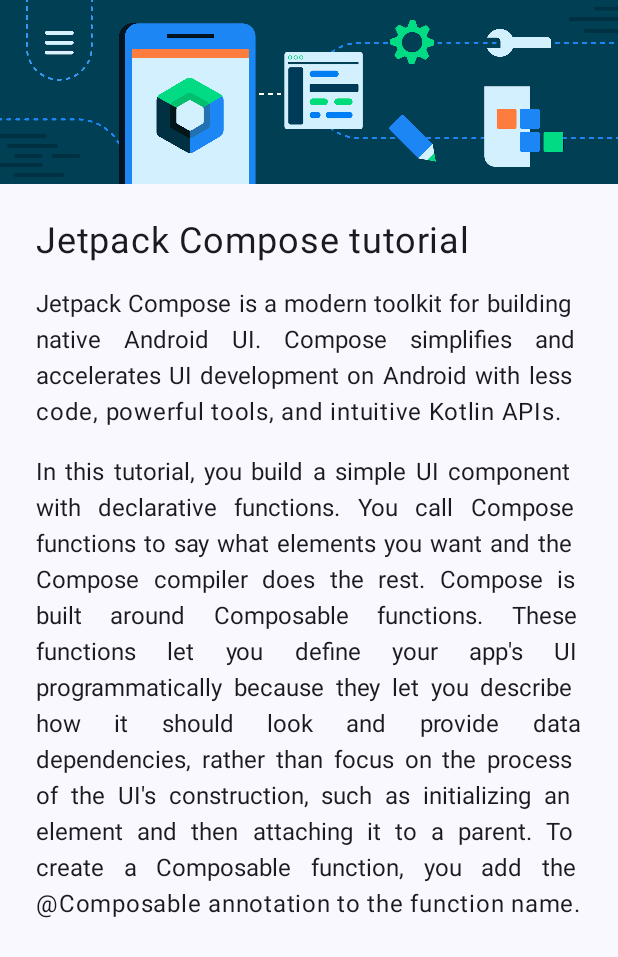
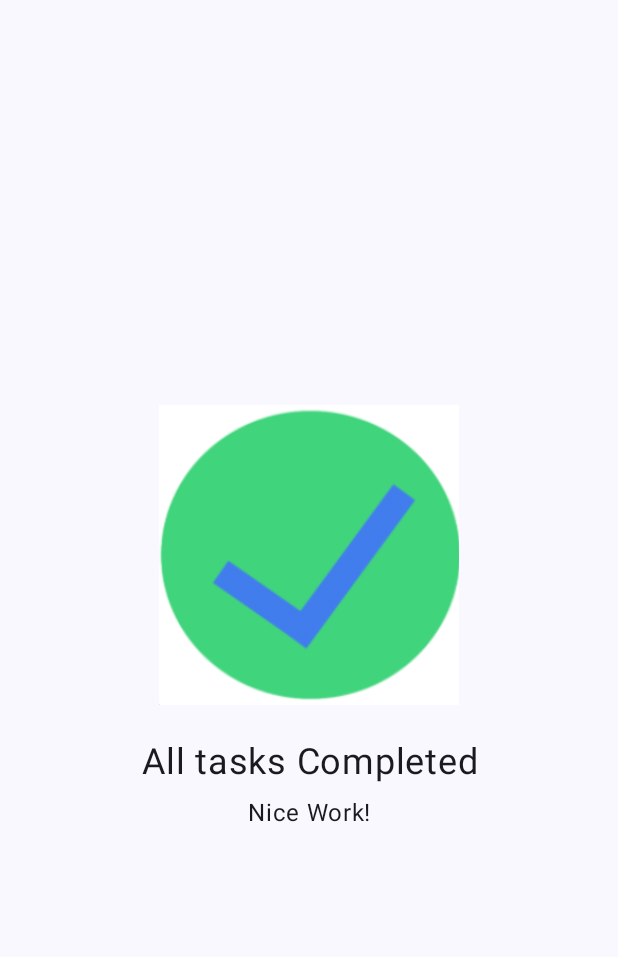
Before and after one commit to EndyCampos/jetpackcompose, an Android app built with Jetpack Compose: the screen it shows after launch (MainActivity), on a phone screen of 412 x 824 dp. Shown: the top 957 px of the screen. Run offline under Robolectric (Android 15) with nearby library versions, the phone set to English and light mode, and no system bars.

Commit message:
feat: diseño centrado con imagen y texto usando Column, Alignment.Center y Arrangement.Center

```diff
--- a/app/src/main/java/com/ecampos/curso_compose/MainActivity.kt
+++ b/app/src/main/java/com/ecampos/curso_compose/MainActivity.kt
@@ -5,14 +5,18 @@ import androidx.activity.ComponentActivity
 import androidx.activity.compose.setContent
 import androidx.activity.enableEdgeToEdge
 import androidx.compose.foundation.Image
-import androidx.compose.foundation.layout.Box
+import androidx.compose.foundation.layout.Arrangement
 import androidx.compose.foundation.layout.Column
+import androidx.compose.foundation.layout.Spacer
 import androidx.compose.foundation.layout.fillMaxSize
+import androidx.compose.foundation.layout.height
 import androidx.compose.foundation.layout.padding
+import androidx.compose.foundation.layout.size
 import androidx.compose.material3.MaterialTheme
 import androidx.compose.material3.Surface
 import androidx.compose.material3.Text
 import androidx.compose.runtime.Composable
+import androidx.compose.ui.Alignment
 import androidx.compose.ui.Modifier
 import androidx.compose.ui.layout.ContentScale
 import androidx.compose.ui.res.painterResource
@@ -33,9 +37,8 @@ class MainActivity : ComponentActivity() {
                     modifier = Modifier.fillMaxSize(),
                     color = MaterialTheme.colorScheme.background) {
                     GreetingImage(
-                        message = stringResource(R.string.jetpack_compose_tutorial),
-                        resume = stringResource(R.string.jetpack_compose_is_a_modern_toolkit),
-                        body = stringResource(R.string.msj_body)
+                        message1 = stringResource(R.string.all_tasks_completed),
+                        message2 = stringResource(R.string.nice_work)
                     )
 
                 }
@@ -45,53 +48,30 @@ class MainActivity : ComponentActivity() {
 }
 
 @Composable
-fun GreetingText(message: String, from: String, body: String, modifier: Modifier = Modifier) {
-    Column (
-        modifier = modifier
-            .fillMaxSize()
-            .padding(start= 16.dp, top = 16.dp)
-
-    ) {
-        Text(
-            text = message,
-            fontSize = 24.sp,
-            textAlign = TextAlign.Justify
-        )
-        Text(
-            text = from,
-            fontSize = 16.sp,
-            textAlign = TextAlign.Justify,
-            modifier = Modifier
-                .padding(top = 16.dp)
-
-        )
-        Text(
-            text = body,
-            fontSize = 16.sp,
-            textAlign = TextAlign.Justify,
-            modifier = Modifier
-                .padding(top = 16.dp)
-
-        )
-    }
-}
-
-@Composable
-fun GreetingImage(message: String, resume: String, body: String, modifier: Modifier = Modifier) {
-    val image = painterResource(R.drawable.bg_compose_background)
-    Column (modifier) {
+fun GreetingImage(message1: String, message2: String, modifier: Modifier = Modifier) {
+    val image = painterResource(R.drawable.circle)
+    Column ( modifier = modifier,
+        horizontalAlignment = Alignment.CenterHorizontally,
+        verticalArrangement = Arrangement.Center ) {
         Image(
             painter = image,
             contentDescription = null,
-            contentScale = ContentScale.FillWidth,
+            contentScale = ContentScale.Crop,
+            modifier = Modifier.size(200.dp)
         )
-        GreetingText(
-            message = message,
-            from = resume,
-            body=body,
-            modifier = Modifier
-                .fillMaxSize()
-                .padding(8.dp)
+        Spacer(modifier = Modifier.height(24.dp))
+
+        Text(
+            text = message1,
+            fontSize = 24.sp,
+            textAlign = TextAlign.Center,
+
+            )
+        Text(
+            text = message2,
+            fontSize = 16.sp,
+            textAlign = TextAlign.Center,
+            modifier = Modifier.padding(top = 8.dp)
         )
     }
 
@@ -102,9 +82,8 @@ fun GreetingImage(message: String, resume: String, body: String, modifier: Modif
 fun BirthdayCardPreview() {
     HappyBirthdayTheme {
         GreetingImage(
-            message = stringResource(R.string.jetpack_compose_tutorial),
-            resume = stringResource(R.string.jetpack_compose_is_a_modern_toolkit),
-            body = stringResource(R.string.msj_body)
+            message1 = stringResource(R.string.all_tasks_completed),
+            message2 = stringResource(R.string.nice_work)
         )
     }
 }
--- /dev/null
+++ b/app/src/main/res/drawable/outline_check_circle_24.xml
@@ -0,0 +1,5 @@
+<vector xmlns:android="http://schemas.android.com/apk/res/android" android:height="24dp" android:tint="#22A447" android:viewportHeight="960" android:viewportWidth="960" android:width="24dp">
+
+    <path android:fillColor="@android:color/white" android:pathData="M424,664L706,382L650,326L424,552L310,438L254,494L424,664ZM480,880Q397,880 324,848.5Q251,817 197,763Q143,709 111.5,636Q80,563 80,480Q80,397 111.5,324Q143,251 197,197Q251,143 324,111.5Q397,80 480,80Q563,80 636,111.5Q709,143 763,197Q817,251 848.5,324Q880,397 880,480Q880,563 848.5,636Q817,709 763,763Q709,817 636,848.5Q563,880 480,880ZM480,800Q614,800 707,707Q800,614 800,480Q800,346 707,253Q614,160 480,160Q346,160 253,253Q160,346 160,480Q160,614 253,707Q346,800 480,800ZM480,480Q480,480 480,480Q480,480 480,480Q480,480 480,480Q480,480 480,480Q480,480 480,480Q480,480 480,480Q480,480 480,480Q480,480 480,480Z"/>
+
+</vector>
--- a/app/src/main/res/values/strings.xml
+++ b/app/src/main/res/values/strings.xml
@@ -5,4 +5,6 @@
     <string name="jetpack_compose_tutorial">Jetpack Compose tutorial</string>
     <string name="jetpack_compose_is_a_modern_toolkit">Jetpack Compose is a modern toolkit for building native Android UI. Compose simplifies and accelerates UI development on Android with less code, powerful tools, and intuitive Kotlin APIs.</string>
     <string name="msj_body">In this tutorial, you build a simple UI component with declarative functions. You call Compose functions to say what elements you want and the Compose compiler does the rest. Compose is built around Composable functions. These functions let you define your app\'s UI programmatically because they let you describe how it should look and provide data dependencies, rather than focus on the process of the UI\'s construction, such as initializing an element and then attaching it to a parent. To create a Composable function, you add the @Composable annotation to the function name.</string>
+    <string name="all_tasks_completed">All tasks Completed</string>
+    <string name="nice_work">Nice Work!</string>
 </resources>
```
Also changed, not shown: app/src/main/res/drawable-nodpi/circle.png (added).
